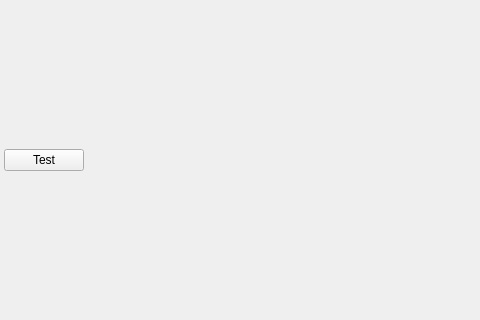
This is src/main/mainwindow.ui in Gris87/Qt_FastTableWidget as Qt 5 draws it before an edit; both pictures show x 0 to 480 and y 224 to 544 of the 1024 by 768 pixel window. The edited form follows.
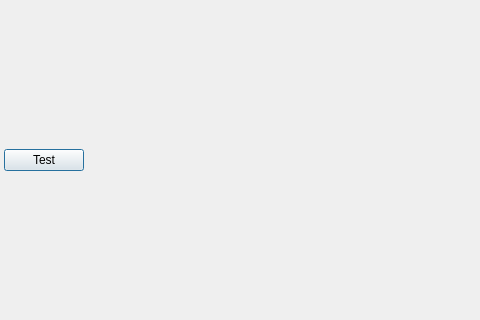
This is the edited form.

```diff
--- a/src/main/mainwindow.ui
+++ b/src/main/mainwindow.ui
@@ -41,6 +41,9 @@
          <property name="text">
           <string>Test</string>
          </property>
+         <property name="default">
+          <bool>true</bool>
+         </property>
         </widget>
        </item>
        <item>
```
